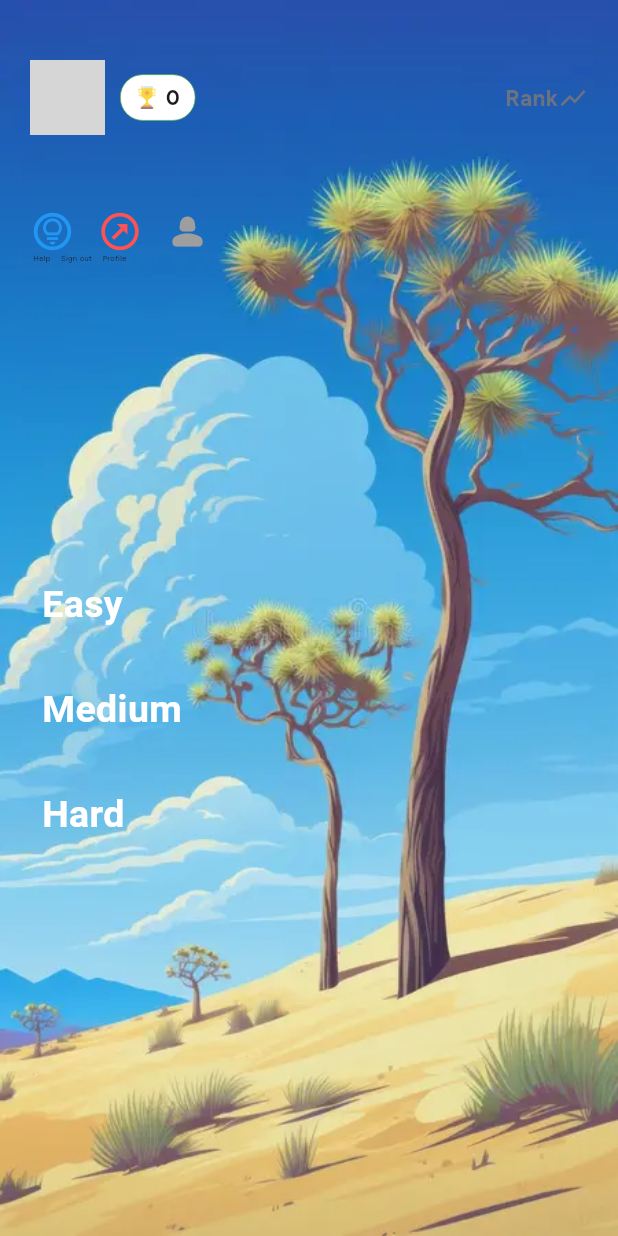
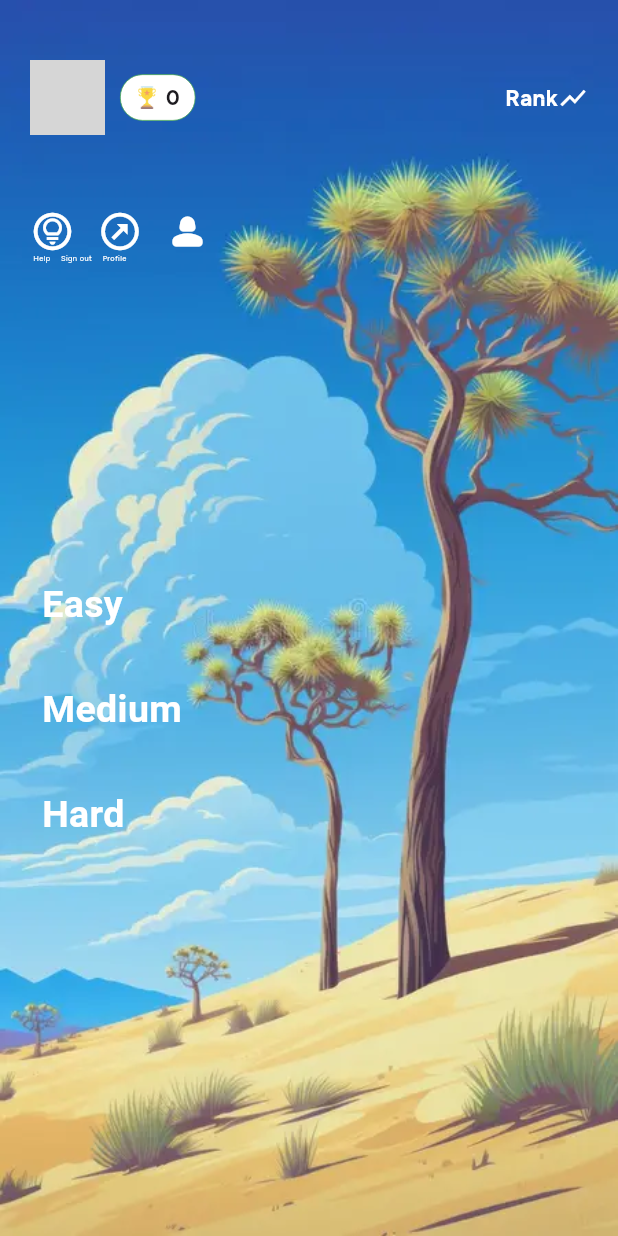
Before and after one commit to bogs212000/Slide-Puzzle-Game, a Flutter app: the HomePage screen opened directly, on a phone screen of 412 x 824 dp. Run offline on Flutter 3.47's test engine with Material 3 defaults, Android fonts, the phone set to English and light mode, and no system bars; our stand-ins replace audioplayers, cloud_firestore, firebase_auth, firebase_core, get, loading_animation_widget and 1 more; missing offline and left inert: flutter_glow; accounts and stored records are empty; network calls fail; grey boxes are pictures that could not be loaded.

```diff
--- a/lib/screen/home.screen.dart
+++ b/lib/screen/home.screen.dart
@@ -94,7 +94,7 @@ class _HomePageState extends State<HomePage> {
                       Spacer(),
                       rank == null || rank == 0
                           ? ''.text.size(30).extraBold.make()
-                          : '$rank'.text.size(30).extraBold.make(),
+                          : '$rank'.text.size(30).white.extraBold.make(),
                       5.widthBox,
                       GestureDetector(
                         onTap: () {
@@ -103,27 +103,27 @@ class _HomePageState extends State<HomePage> {
                         child: 'Rank'
                             .text
                             .size(15)
-                            .gray500
+                            .white
                             .fontFamily(Fonts.figtree)
                             .bold
                             .make(),
                       ),
-                      Icon(
+                      const Icon(
                         Icons.show_chart,
                         size: 20,
-                        color: Vx.gray500,
+                        color: Colors.white,
                       ),
                     ],
                   ),
                   5.heightBox,
                   Row(
                     children: [
-                      '$username'.text.fontFamily(Fonts.figtree).bold.make(),
+                      '$username'.text.white.fontFamily(Fonts.figtree).bold.make(),
                     ],
                   ),
                   Row(
                     children: [
-                      '$email'.text.size(10).fontFamily(Fonts.figtree).make(),
+                      '$email'.text.white.size(10).fontFamily(Fonts.figtree).make(),
                     ],
                   ),
                   10.heightBox,
@@ -132,7 +132,7 @@ class _HomePageState extends State<HomePage> {
                       GestureDetector(
                           onTap: () => {},
                           child: const Icon(Icons.lightbulb_circle_outlined,
-                              color: Colors.blue, size: 30)),
+                              color: Colors.white, size: 30)),
                       15.widthBox,
                       GestureDetector(
                           onTap: () => {
@@ -140,23 +140,23 @@ class _HomePageState extends State<HomePage> {
 
                               },
                           child: const Icon(Icons.outbond_outlined,
-                              color: Colors.redAccent, size: 30)),
+                              color: Colors.white, size: 30)),
                       15.widthBox,
                       GestureDetector(
                           onTap: () => {Get.to(() => ProfileScreen())},
                           child: const Icon(Icons.person_2_rounded,
-                              color: Colors.grey, size: 30)),
+                              color: Colors.white, size: 30)),
                       Spacer(),
                     ],
                   ),
                   Row(
                     children: [
                       2.widthBox,
-                      'Help'.text.size(5).fontFamily(Fonts.figtree).make(),
+                      'Help'.text.size(5).white.fontFamily(Fonts.figtree).make(),
                       7.widthBox,
-                      'Sign out'.text.size(5).fontFamily(Fonts.figtree).make(),
+                      'Sign out'.text.size(5).white.fontFamily(Fonts.figtree).make(),
                       7.widthBox,
-                      'Profile'.text.size(5).fontFamily(Fonts.figtree).make(),
+                      'Profile'.text.size(5).white.fontFamily(Fonts.figtree).make(),
                       Spacer(),
                     ],
                   ),
```
Also changed, not shown: lib/screen/game/online.hard.dart (+15 -0 lines), lib/screen/game/online.medium.dart (+35 -13 lines).
